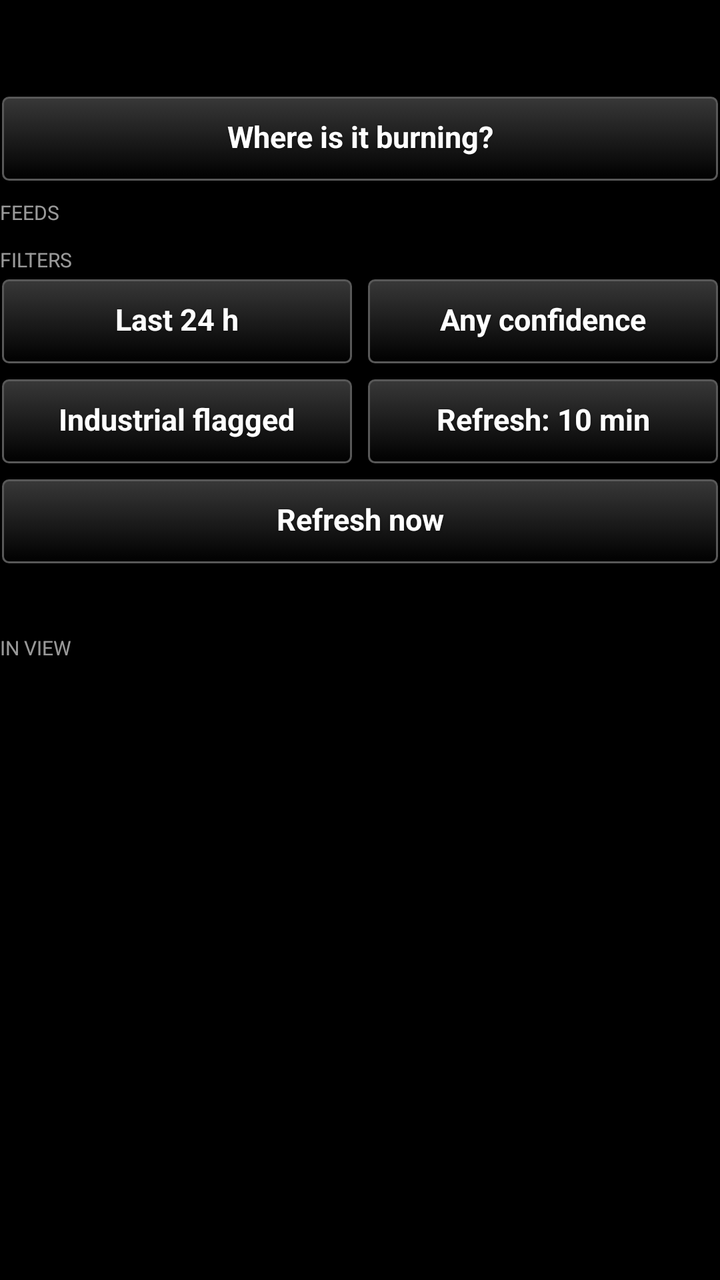
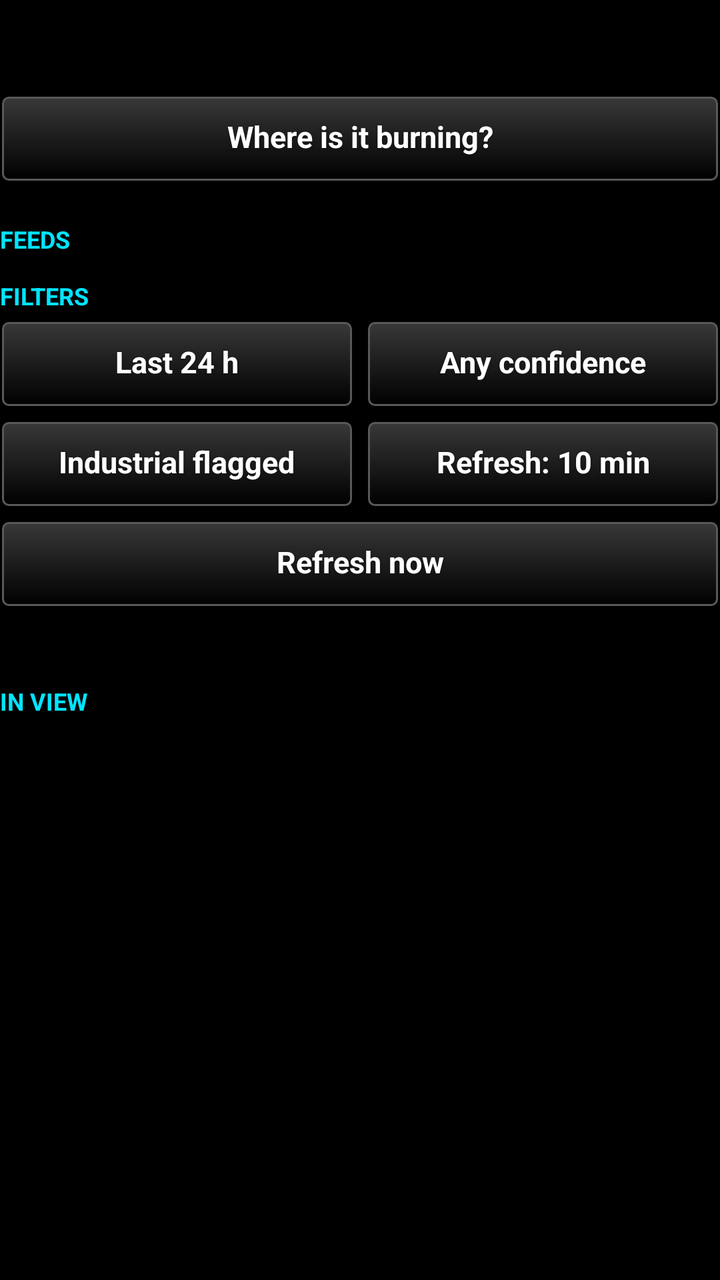

Compare the two renders of this Android layout. The source of the first and the diff that turns it into the second are given below.
<!-- AndroidManifest.xml: application theme AppTheme -->
<!-- res/layout/pane_header.xml -->
<?xml version="1.0" encoding="utf-8"?>
<LinearLayout xmlns:android="http://schemas.android.com/apk/res/android"
    android:layout_width="match_parent"
    android:layout_height="wrap_content"
    android:orientation="vertical"
    android:paddingTop="4dp">

    <TextView
        android:id="@+id/status"
        android:layout_width="match_parent"
        android:layout_height="wrap_content"
        android:textSize="14sp"
        android:textColor="#FFFFFF"
        android:paddingBottom="2dp" />

    <TextView
        android:id="@+id/status_detail"
        android:layout_width="match_parent"
        android:layout_height="wrap_content"
        android:textSize="12sp"
        android:textColor="#BBBBBB"
        android:paddingBottom="6dp" />

    
    <Button
        android:id="@+id/btn_activity"
        style="@style/TakwerxButton"
        android:layout_width="match_parent"
        android:layout_height="wrap_content"
        android:layout_marginBottom="8dp"
        android:text="Where is it burning?" />

    <TextView
        android:layout_width="wrap_content"
        android:layout_height="wrap_content"
        android:text="Feeds"
        android:textSize="10sp"
        android:textAllCaps="true"
        android:alpha="0.6"
        android:textColor="#FFFFFF" />

    
    <LinearLayout
        android:id="@+id/source_buttons"
        android:layout_width="match_parent"
        android:layout_height="wrap_content"
        android:orientation="vertical"
        android:paddingTop="2dp"
        android:paddingBottom="4dp" />

    <TextView
        android:layout_width="wrap_content"
        android:layout_height="wrap_content"
        android:text="Filters"
        android:textSize="10sp"
        android:textAllCaps="true"
        android:alpha="0.6"
        android:textColor="#FFFFFF"
        android:paddingTop="4dp" />

    <LinearLayout
        android:layout_width="match_parent"
        android:layout_height="wrap_content"
        android:orientation="horizontal"
        android:paddingTop="2dp">
        <Button
            android:id="@+id/btn_window"
            style="@style/TakwerxButton"
            android:layout_width="0dp"
            android:layout_weight="1"
            android:layout_height="wrap_content"
            android:text="Last 24 h" />
        <Button
            android:id="@+id/btn_confidence"
            style="@style/TakwerxButton"
            android:layout_width="0dp"
            android:layout_weight="1"
            android:layout_height="wrap_content"
            android:layout_marginLeft="6dp"
            android:text="Any confidence" />
    </LinearLayout>

    <LinearLayout
        android:layout_width="match_parent"
        android:layout_height="wrap_content"
        android:orientation="horizontal"
        android:paddingTop="6dp">
        <Button
            android:id="@+id/btn_industrial"
            style="@style/TakwerxButton"
            android:layout_width="0dp"
            android:layout_weight="1"
            android:layout_height="wrap_content"
            android:text="Industrial flagged" />
        <Button
            android:id="@+id/btn_refresh_every"
            style="@style/TakwerxButton"
            android:layout_width="0dp"
            android:layout_weight="1"
            android:layout_height="wrap_content"
            android:layout_marginLeft="6dp"
            android:text="Refresh: 10 min" />
    </LinearLayout>

    <Button
        android:id="@+id/btn_refresh"
        style="@style/TakwerxButton"
        android:layout_width="match_parent"
        android:layout_height="wrap_content"
        android:layout_marginTop="6dp"
        android:text="Refresh now" />

    <TextView
        android:id="@+id/legend"
        android:layout_width="match_parent"
        android:layout_height="wrap_content"
        android:textSize="12sp"
        android:textColor="#BBBBBB"
        android:paddingTop="8dp"
        android:paddingBottom="2dp" />

    <TextView
        android:id="@+id/list_heading"
        android:layout_width="match_parent"
        android:layout_height="wrap_content"
        android:textSize="10sp"
        android:textAllCaps="true"
        android:alpha="0.6"
        android:textColor="#FFFFFF"
        android:paddingTop="8dp"
        android:paddingBottom="2dp"
        android:text="In view" />
</LinearLayout>
<!-- resources referenced by this layout -->
<resources>
  <style name="TakwerxButton" parent="@style/darkButton">
          <item name="android:paddingLeft">12dp</item>
          <item name="android:paddingRight">12dp</item>
          <item name="android:paddingTop">6dp</item>
          <item name="android:paddingBottom">8dp</item>
          <item name="android:minHeight">44dp</item>
          <item name="android:minWidth">0dp</item>
          <item name="android:textSize">15sp</item>
          <item name="android:singleLine">true</item>
          <item name="android:ellipsize">end</item>
      </style>
  <style name="AppTheme" parent="@android:style/Theme.Holo">
          <item name="android:buttonStyle">@android:style/Widget.Button</item>
          <item name="android:imageButtonStyle">@android:style/Widget.Button</item>
          <item name="android:buttonStyleToggle">@android:style/Widget.Button</item>
          <item name="android:spinnerStyle">@style/ATAKSpinner</item>
          <item name="android:spinnerItemStyle">@style/ATAKSpinnerItem</item>
          <item name="android:editTextStyle">@style/ATAKEditText</item>
      </style>
  <style name="darkButton" parent="@android:style/Widget.Button">
          <item name="android:background">@drawable/btn_gray</item>
          <item name="android:shadowColor">@color/darker_gray</item>
          <item name="android:shadowDy">1</item>
          <item name="android:shadowRadius">2</item>
          <item name="android:textColor">@color/white</item>
          <item name="android:textStyle">bold</item>
          <item name="android:paddingTop">0dp</item>
          <item name="android:paddingBottom">3dp</item>
          <item name="android:textSize">@dimen/fontSize</item>
      </style>
  <style name="ATAKSpinner" parent="@android:style/Widget.Spinner">
          <item name="android:spinnerMode">dialog</item>
      </style>
  <style name="ATAKSpinnerItem">
          <item name="android:textColor">@android:color/white</item>
          <item name="android:dropDownVerticalOffset">0dip</item>
          <item name="android:dropDownHorizontalOffset">0dip</item>
          <item name="android:dropDownWidth">wrap_content</item>
          <item name="android:gravity">left|center_vertical</item>
      </style>
  <style name="ATAKEditText" parent="@android:style/Widget.EditText">
          
          
  
          
          <item name="android:imeOptions">flagNoFullscreen</item>
      </style>
  <color name="darker_gray">#121212</color>
  <color name="white">#ffffff</color>
  <dimen name="fontSize">14sp</dimen>
  <!-- drawable new_dark_button_disabled (drawable) -->
  <?xml version="1.0" encoding="utf-8"?>
  <layer-list xmlns:android="http://schemas.android.com/apk/res/android">
      <item android:bottom="1dp" android:right="1dp" android:left="1dp" android:top="1dp">
          <shape android:shape="rectangle">
              <corners android:radius="3dp" />
              <stroke
                  android:width="1dp"
                  android:color="#484848" />
              <solid android:color="#484848" />
          </shape>
      </item>
  </layer-list>
  <!-- drawable new_dark_button_bg (drawable) -->
  <?xml version="1.0" encoding="utf-8"?>
  <layer-list xmlns:android="http://schemas.android.com/apk/res/android">
      <item android:bottom="1dp" android:right="1dp" android:left="1dp" android:top="1dp">
          <shape android:shape="rectangle">
              <corners android:radius="3dp" />
              <stroke
                  android:width="1dp"
                  android:color="#585858" />
              <gradient
                  android:startColor="#000000"
                  android:endColor="#383838"
                  android:angle="90"/>
          </shape>
      </item>
  </layer-list>
  <!-- unchanged entries left out for length: 2 -->
</resources>

<!-- the commit's change to res/layout/pane_header.xml (unified diff, before → after) -->
@@ -34,10 +34,7 @@
         android:layout_width="wrap_content"
         android:layout_height="wrap_content"
         android:text="Feeds"
-        android:textSize="10sp"
-        android:textAllCaps="true"
-        android:alpha="0.6"
-        android:textColor="#FFFFFF" />
+        style="@style/TakwerxSectionHeading" />
 
     
     <LinearLayout
@@ -52,10 +49,7 @@
         android:layout_width="wrap_content"
         android:layout_height="wrap_content"
         android:text="Filters"
-        android:textSize="10sp"
-        android:textAllCaps="true"
-        android:alpha="0.6"
-        android:textColor="#FFFFFF"
+        style="@style/TakwerxSectionHeading"
         android:paddingTop="4dp" />
 
     <LinearLayout
@@ -123,11 +117,6 @@
         android:id="@+id/list_heading"
         android:layout_width="match_parent"
         android:layout_height="wrap_content"
-        android:textSize="10sp"
-        android:textAllCaps="true"
-        android:alpha="0.6"
-        android:textColor="#FFFFFF"
-        android:paddingTop="8dp"
-        android:paddingBottom="2dp"
+        style="@style/TakwerxSectionHeading"
         android:text="In view" />
 </LinearLayout>
<!-- resource entries referenced after the edit -->
@@ -10,6 +10,14 @@
           <item name="android:textSize">15sp</item>
           <item name="android:singleLine">true</item>
           <item name="android:ellipsize">end</item>
+      </style>
+  <style name="TakwerxSectionHeading">
+          <item name="android:textSize">12sp</item>
+          <item name="android:textAllCaps">true</item>
+          <item name="android:textStyle">bold</item>
+          <item name="android:textColor">#00E5FF</item>
+          <item name="android:paddingTop">12dp</item>
+          <item name="android:paddingBottom">2dp</item>
       </style>
   <style name="AppTheme" parent="@android:style/Theme.Holo">
           <item name="android:buttonStyle">@android:style/Widget.Button</item>
